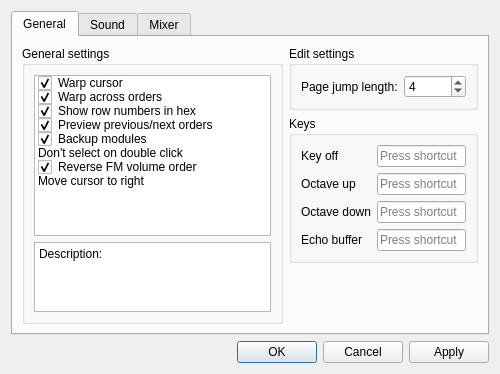
Old version of the form BambooTracker/gui/configuration_dialog.ui in the repository BambooTracker/BambooTracker.
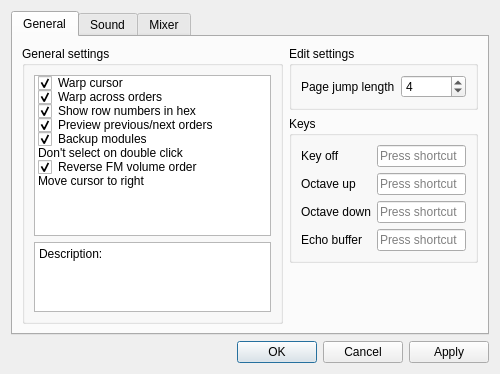
New version of the form. Custom widgets are drawn as their Qt base class.

Diff of the .ui file:
```diff
--- a/BambooTracker/gui/configuration_dialog.ui
+++ b/BambooTracker/gui/configuration_dialog.ui
@@ -92,7 +92,7 @@
           <item row="0" column="0">
            <widget class="QLabel" name="pageJumpLengthLabel">
             <property name="text">
-             <string>Page jump length:</string>
+             <string>Page jump length</string>
             </property>
            </widget>
           </item>
```
